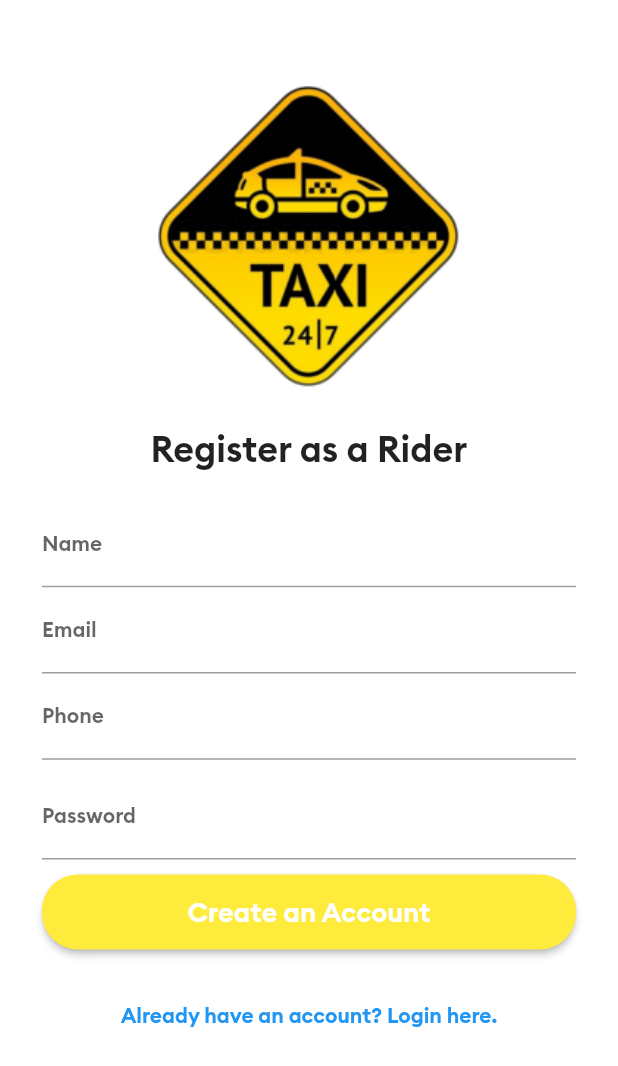
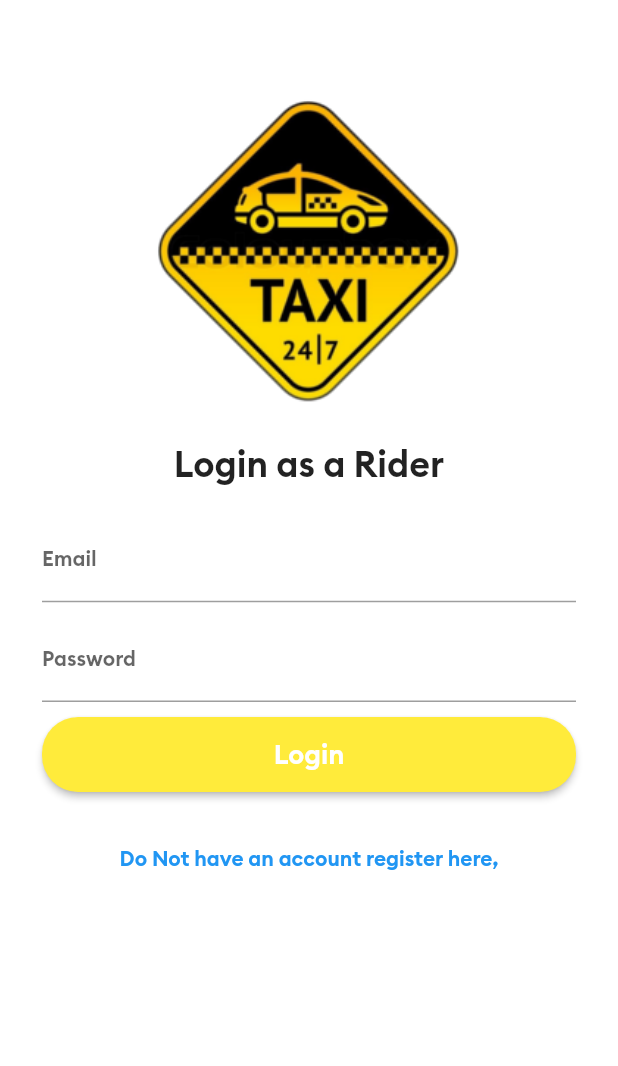
Before and after one commit to Cypherfelix/uber_app-clone, a Flutter app: the screen it shows after launch, on a phone screen of 412 x 824 dp. Shown: the top 1066 px of the screen. Run offline on Flutter 3.47's test engine with Material 2 defaults, Android fonts, the phone set to English and light mode, and no system bars.

Commit message:
Flutter Navigation and Routing

```diff
--- a/lib/AllScreens/loginscreen.dart
+++ b/lib/AllScreens/loginscreen.dart
@@ -1,6 +1,9 @@
 import 'package:flutter/material.dart';
+import 'package:rider_app/AllScreens/registrationScreen.dart';
 
 class LoginScreen extends StatelessWidget {
+  static const String idScreen = "login";
+
   @override
   Widget build(BuildContext context) {
     return Scaffold(
@@ -91,9 +94,10 @@ class LoginScreen extends StatelessWidget {
               ),
               TextButton(
                 onPressed: () {
-                  print("Clicked");
+                  Navigator.pushNamedAndRemoveUntil(
+                      context, RegistrationScreen.idScreen, (route) => false);
                 },
-                child: Text("Do Not have an account registere here,"),
+                child: Text("Do Not have an account register here,"),
               )
             ],
           ),
--- a/lib/AllScreens/mainscreen.dart
+++ b/lib/AllScreens/mainscreen.dart
@@ -1,13 +1,11 @@
 import 'package:flutter/material.dart';
 
+class MainScreen extends StatefulWidget {
+  static const String idScreen = "main";
 
-
-class MainScreen extends StatefulWidget {
   @override
   _MainScreenState createState() => _MainScreenState();
 }
-
-
 
 class _MainScreenState extends State<MainScreen> {
   @override
--- a/lib/AllScreens/registrationScreen.dart
+++ b/lib/AllScreens/registrationScreen.dart
@@ -1,6 +1,9 @@
 import 'package:flutter/material.dart';
+import 'package:rider_app/AllScreens/loginscreen.dart';
 
 class RegistrationScreen extends StatelessWidget {
+  static const String idScreen = "register";
+
   @override
   Widget build(BuildContext context) {
     return Scaffold(
@@ -121,7 +124,8 @@ class RegistrationScreen extends StatelessWidget {
               ),
               TextButton(
                 onPressed: () {
-                  print("Clicked");
+                  Navigator.pushNamedAndRemoveUntil(
+                      context, LoginScreen.idScreen, (route) => false);
                 },
                 child: Text("Already have an account? Login here."),
               )
--- a/lib/main.dart
+++ b/lib/main.dart
@@ -18,8 +18,13 @@ class MyApp extends StatelessWidget {
         primarySwatch: Colors.blue,
         visualDensity: VisualDensity.adaptivePlatformDensity,
       ),
-      home: RegistrationScreen(),
       debugShowCheckedModeBanner: false,
+      initialRoute: LoginScreen.idScreen,
+      routes: {
+        RegistrationScreen.idScreen: (context) => RegistrationScreen(),
+        LoginScreen.idScreen: (context) => LoginScreen(),
+        MainScreen.idScreen: (context) => MainScreen(),
+      },
     );
   }
 }
```
